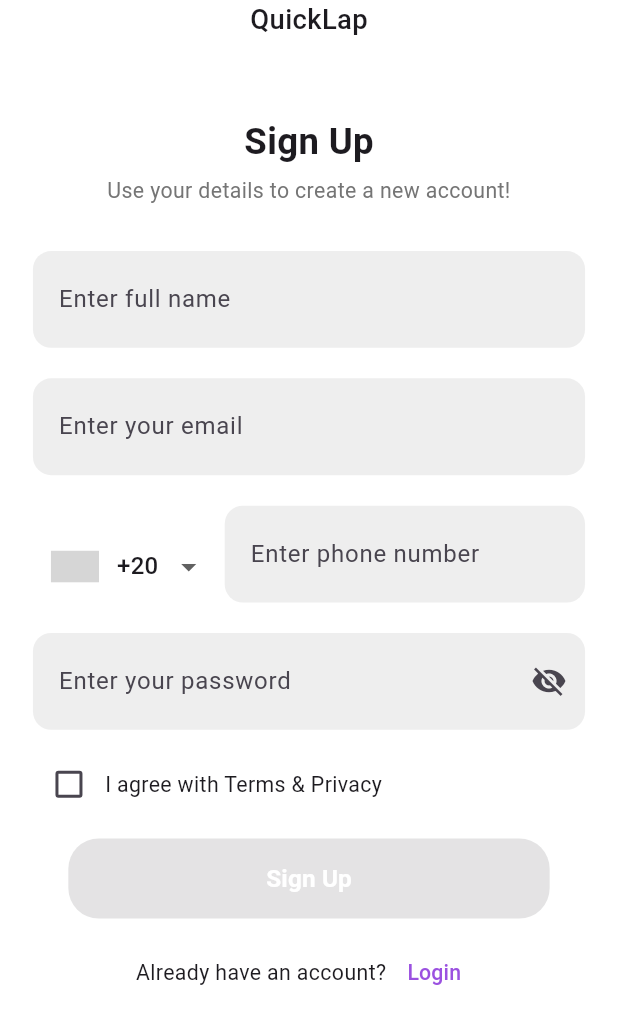
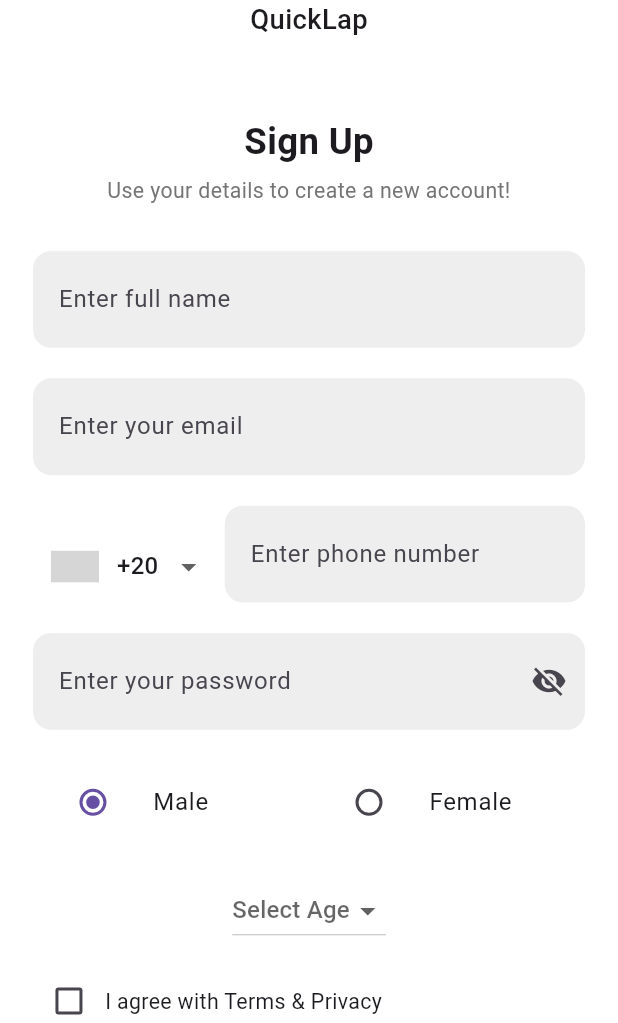
Before and after one commit to AbdulrahmanAshraf-dev/QuickLabApp-project, a Flutter app: the screen it shows after launch, on a phone screen of 412 x 824 dp, the part 213-1236 px from its top. Run offline on Flutter 3.47's test engine with Material 3 defaults, Android fonts, the phone set to English and light mode, and no system bars; drawn by our look-alikes of intl_phone_number_input; our stand-ins replace bloc, carousel_slider, cloud_firestore, curved_navigation_bar, dartz, firebase_auth and 7 more; missing offline and left inert: flutter_facebook_auth; accounts and stored records are empty; grey boxes are pictures that could not be loaded.

Commit message:
edit some logic in profile and add gender and age in signup

```diff
--- a/lib/helpers/hive_helper.dart
+++ b/lib/helpers/hive_helper.dart
@@ -3,16 +3,10 @@ import 'package:hive/hive.dart';
 class HiveHelper {
   static String boxKey = "BoxKey";
   static String idKey = "idKey";
-  static String checkKey = "check";
+  static String? checkKey = HiveHelper.getId();
 
   static setId(String token) async {
     await Hive.box(boxKey).put(idKey, token);
-  }
-
-  static checkLogin(bool? check) async {
-    await Hive.box(boxKey).put(checkKey, check);
-  } static getCheckLogin() async {
-    await Hive.box(boxKey).get(checkKey);
   }
 
   static removeId() async {
--- a/lib/login/login_cubit/login_state.dart
+++ b/lib/login/login_cubit/login_state.dart
@@ -9,7 +9,8 @@ final class LoginFailure extends LoginState { String error;
 LoginFailure(this.error);
 }
 final class LoginSuccessful extends LoginState {
-   bool isEmail ;
+   bool? isEmail ;
   dynamic result;
-  LoginSuccessful(this.result,this.isEmail);
+  ProfileModel? profileModel ;
+  LoginSuccessful({this.result, this.isEmail, this.profileModel});
 }
--- a/lib/login/sub_login_cubit/sub_login_cubit.dart
+++ b/lib/login/sub_login_cubit/sub_login_cubit.dart
@@ -24,6 +24,7 @@ class SubLoginCubit extends Cubit<SubLoginState> {
           .collection('users')
           .doc(HiveHelper.getId())
           .set(ProfileModel(
+                  check: true,
                   name: nameEditingController.text,
                   phone_number: phoneEditingController.text,
                   age: selectedAge,
--- a/lib/main.dart
+++ b/lib/main.dart
@@ -39,10 +39,10 @@ class MyApp extends StatelessWidget {
         return MultiBlocProvider(
           providers: [
             BlocProvider(
-              create: (context) => ProfileCubit()..fetchUserProfile(),
+              create: (context) => SubLoginCubit(),
             ),
             BlocProvider(
-              create: (context) => SubLoginCubit(),
+              create: (context) => ProfileCubit()..fetchUserProfile(),
             ),
             BlocProvider(
               create: (context) => LoginCubit(),
--- a/lib/signup/cubit/signup_cubit.dart
+++ b/lib/signup/cubit/signup_cubit.dart
@@ -8,6 +8,8 @@ class SignupCubit extends Cubit<SignupState> {
   SignupCubit() : super(SignupInitial());
   final FirebaseAuth _auth = FirebaseAuth.instance;
   final _firestore = FirebaseFirestore.instance;
+  String selectedGender = 'Male';
+  String? selectedAge;
 
   void signUpWithEmailPassword(String email, String password, String name, String phoneNum) async {
     try {
@@ -23,6 +25,8 @@ class SignupCubit extends Cubit<SignupState> {
         try {
           // Adding user details to Firestore
           await _firestore.collection('users').doc(value.user?.uid).set({
+            'gender':selectedGender,
+            'age':selectedAge,
             'name': name,
             'phone_number': phoneNum,
             'email': email,
--- a/lib/signup/signup_page.dart
+++ b/lib/signup/signup_page.dart
@@ -18,7 +18,6 @@ class _SignUpScreenState extends State<SignUpScreen> {
   TextEditingController _emailController = TextEditingController();
   TextEditingController _passwordController = TextEditingController();
 
-
   @override
   void initState() {
     super.initState();
@@ -31,7 +30,8 @@ class _SignUpScreenState extends State<SignUpScreen> {
         if (state is SignupSuccessState) {
           // Navigate to another screen or show success message
         } else if (state is SignupErrorState) {
-          ScaffoldMessenger.of(context).showSnackBar(SnackBar(content: Text(state.msg)));
+          ScaffoldMessenger.of(context)
+              .showSnackBar(SnackBar(content: Text(state.msg)));
         }
       },
       child: Scaffold(
@@ -54,7 +54,12 @@ class _SignUpScreenState extends State<SignUpScreen> {
                 SizedBox(height: 20.h),
                 _buildPhoneNumberField(),
                 SizedBox(height: 20.h),
-                _buildTextField('Enter your password', true, _passwordController),
+                _buildTextField(
+                    'Enter your password', true, _passwordController),
+                SizedBox(height: 20.h),
+                _buildMaleOrFemale(),
+                SizedBox(height: 20.h),
+                _buildSelectedAge(context),
                 SizedBox(height: 12.h),
                 _buildTermsCheckbox(),
                 SizedBox(height: 12.h),
@@ -68,13 +73,65 @@ class _SignUpScreenState extends State<SignUpScreen> {
       ),
     );
   }
-
+  DropdownButton<String> _buildSelectedAge(BuildContext context) {
+    return DropdownButton<String>(
+      hint: const Text('Select Age'),
+      value: context
+          .read<SignupCubit>()
+          .selectedAge,
+      items: List.generate(100, (index) => (index + 1).toString())
+          .map((String value) {
+        return DropdownMenuItem<String>(
+          value: value,
+          child: Text(value),
+        );
+      }).toList(),
+      onChanged: (String? newValue) {
+        setState(() {
+          context
+              .read<SignupCubit>()
+              .selectedAge = newValue!;
+        });
+      },
+    );
+  }
+  Row _buildMaleOrFemale() {
+    return Row(mainAxisAlignment: MainAxisAlignment.center, children: <Widget>[
+      Expanded(
+        child: ListTile(
+          title: const Text('Male'),
+          leading: Radio<String>(
+            value: 'Male',
+            groupValue: context.read<SignupCubit>().selectedGender,
+            onChanged: (String? value) {
+              setState(() {
+                context.read<SignupCubit>().selectedGender = value!;
+              });
+            },
+          ),
+        ),
+      ),
+      Expanded(
+        child: ListTile(
+          title: const Text('Female'),
+          leading: Radio<String>(
+            value: 'Female',
+            groupValue: context.read<SignupCubit>().selectedGender,
+            onChanged: (String? value) {
+              setState(() {
+                context.read<SignupCubit>().selectedGender = value!;
+              });
+            },
+          ),
+        ),
+      ),
+    ]);
+  }
 
   Widget _buildLogo() {
     return Column(
       children: [
         Image.asset(
-
           'assets/images/logo.jpg', // Ensure this path is correct
           height: 100.h,
         ),
@@ -101,7 +158,8 @@ class _SignUpScreenState extends State<SignUpScreen> {
     );
   }
 
-  Widget _buildTextField(String hintText, bool isPassword, TextEditingController controller) {
+  Widget _buildTextField(
+      String hintText, bool isPassword, TextEditingController controller) {
     return TextField(
       obscureText: isPassword,
       controller: controller,
@@ -121,7 +179,7 @@ class _SignUpScreenState extends State<SignUpScreen> {
 
   Widget _buildPhoneNumberField() {
     return InternationalPhoneNumberInput(
-      initialValue: PhoneNumber(isoCode: "EG") ,
+      initialValue: PhoneNumber(isoCode: "EG"),
       onInputChanged: (PhoneNumber number) {
         setState(() {
           _phoneNumber = number;
@@ -131,15 +189,13 @@ class _SignUpScreenState extends State<SignUpScreen> {
         // Handle validation result
       },
       selectorConfig: const SelectorConfig(
-        selectorType: PhoneInputSelectorType.DROPDOWN,
-        showFlags: true
-      ),
+          selectorType: PhoneInputSelectorType.DROPDOWN, showFlags: true),
       ignoreBlank: false,
-
       autoValidateMode: AutovalidateMode.onUserInteraction,
       formatInput: false,
       cursorColor: Colors.black,
-      keyboardType: const TextInputType.numberWithOptions(signed: true, decimal: true),
+      keyboardType:
+          const TextInputType.numberWithOptions(signed: true, decimal: true),
       inputDecoration: InputDecoration(
         hintText: 'Enter phone number',
         filled: true,
@@ -178,14 +234,16 @@ class _SignUpScreenState extends State<SignUpScreen> {
 
   Widget _buildSignUpButton() {
     return ElevatedButton(
-      onPressed: _isChecked ? () {
+      onPressed: _isChecked
+          ? () {
               context.read<SignupCubit>().signUpWithEmailPassword(
                   _emailController.text,
                   _passwordController.text,
                   _nameController.text,
                   _phoneNumber.phoneNumber! // Pass the formatted phone number
                   );
-      } : null, // Disable if checkbox is not checked
+            }
+          : null, // Disable if checkbox is not checked
       style: ElevatedButton.styleFrom(
         backgroundColor: const Color(0xFF6C5DD3),
         padding: EdgeInsets.symmetric(vertical: 15.h, horizontal: 120.w),
@@ -213,7 +271,9 @@ class _SignUpScreenState extends State<SignUpScreen> {
           onPressed: () {
             Navigator.pushNamed(context, '/login'); // Navigate to Login Page
           },
-          child: Text('Login', style: TextStyle(fontSize: 14.sp, color: const Color(0xFF9B51E0))),
+          child: Text('Login',
+              style:
+                  TextStyle(fontSize: 14.sp, color: const Color(0xFF9B51E0))),
         ),
       ],
     );
--- a/lib/user_profile/cubit/profile_cubit.dart
+++ b/lib/user_profile/cubit/profile_cubit.dart
@@ -10,11 +10,11 @@ class ProfileCubit extends Cubit<ProfileState> {
   ProfileCubit() : super(ProfileInitial());
 
   TextEditingController nameEditingController = TextEditingController();
-  TextEditingController emailEditingController = TextEditingController();
+  TextEditingController? emailEditingController = TextEditingController();
   TextEditingController phoneEditingController = TextEditingController();
   TextEditingController addressEditingController = TextEditingController();
-
-
+  String? gender;
+  String? age;
 
   Future<void> fetchUserProfile() async {
     emit(ProfileLoading());
@@ -27,6 +27,11 @@ class ProfileCubit extends Cubit<ProfileState> {
           .collection('users')
           .doc(HiveHelper.getId())
           .get();
+      nameEditingController.text = userDoc.get("name");
+      emailEditingController?.text = userDoc.get("email") ?? "";
+      phoneEditingController.text = userDoc.get("phone_number");
+      gender = userDoc.get("gender");
+      age = userDoc.get("age");
       if (userDoc.exists) {
         emit(ProfileSuccessful(
             ProfileModel.fromJson(userDoc.data() as Map<String, dynamic>)));
@@ -49,14 +54,18 @@ class ProfileCubit extends Cubit<ProfileState> {
           .collection('users')
           .doc(HiveHelper.getId())
           .update(ProfileModel(
+                  age: age,
+                  gender: gender,
+                  check: true,
                   name: nameEditingController.text,
-                  email: emailEditingController.text,
+                  email: emailEditingController?.text,
                   phone_number: phoneEditingController.text)
               .toJson());
       DocumentSnapshot userDoc = await FirebaseFirestore.instance
           .collection('users')
           .doc(HiveHelper.getId())
           .get();
+
       if (userDoc.exists) {
         fetchUserProfile();
         emit(EditProfileSuccessful());
--- a/lib/user_profile/profile.dart
+++ b/lib/user_profile/profile.dart
@@ -30,7 +30,8 @@ class PatientProfilePage extends StatelessWidget {
                           state.userData.email,
                         ),
                         SizedBox(height: 24.h),
-                        buildPersonalInfoCard(),
+                        buildPersonalInfoCard(
+                            state.userData.age, state.userData.gender),
                       ],
                     );
                   } else if (state is ProfileFailure) {
@@ -64,7 +65,7 @@ class PatientProfilePage extends StatelessWidget {
           fontWeight: FontWeight.bold,
         ),
       ),
-      backgroundColor: const Color(0xFF6C5DD3),
+      backgroundColor: Colors.cyan,
       actions: [
         IconButton(
           icon: Icon(
@@ -113,7 +114,7 @@ class PatientProfilePage extends StatelessWidget {
     );
   }
 
-  Widget buildPersonalInfoCard() {
+  Widget buildPersonalInfoCard(String? age, String? gender) {
     return Card(
       elevation: 6,
       shape: RoundedRectangleBorder(borderRadius: BorderRadius.circular(16.r)),
@@ -131,9 +132,8 @@ class PatientProfilePage extends StatelessWidget {
                   color: Color(0xFF6A1B9A)),
             ),
             SizedBox(height: 16.h),
-            buildInfoRow('Age', '30'),
-            buildInfoRow('Gender', 'Male'),
-            buildInfoRow('Address', '123 Main Street, City, Country'),
+            buildInfoRow('Age', age ?? ""),
+            buildInfoRow('Gender', gender ?? ""),
           ],
         ),
       ),
--- a/lib/user_profile/profile_model.dart
+++ b/lib/user_profile/profile_model.dart
@@ -9,9 +9,15 @@ class ProfileModel {
 
   String? age;
 
+  bool? check;
 
-
-  ProfileModel({this.name, this.email, this.phone_number,this.age,this.gender});
+  ProfileModel(
+      {this.name,
+      this.email,
+      this.phone_number,
+      this.age,
+      this.gender,
+      this.check=false});
 
   ProfileModel.fromJson(Map<String, dynamic> json) {
     name = json["name"];
@@ -19,6 +25,7 @@ class ProfileModel {
     phone_number = json["phone_number"];
     gender = json["gender"];
     age = json["age"];
+    check = json["check"];
   }
 
   Map<String, dynamic> toJson() {
@@ -28,6 +35,7 @@ class ProfileModel {
     map["phone_number"] = phone_number;
     map["gender"] = gender;
     map["age"] = age;
+    map["check"] = check;
     return map;
   }
 }
```
Also changed, not shown: lib/login/login_cubit/login_cubit.dart (+25 -17 lines), lib/login/login_page.dart (+12 -10 lines), lib/login/sub_login.dart (+25 -13 lines), lib/user_profile/edit_profile_page.dart (+27 -22 lines). Lines whose indentation alone changed are shown as unchanged.
